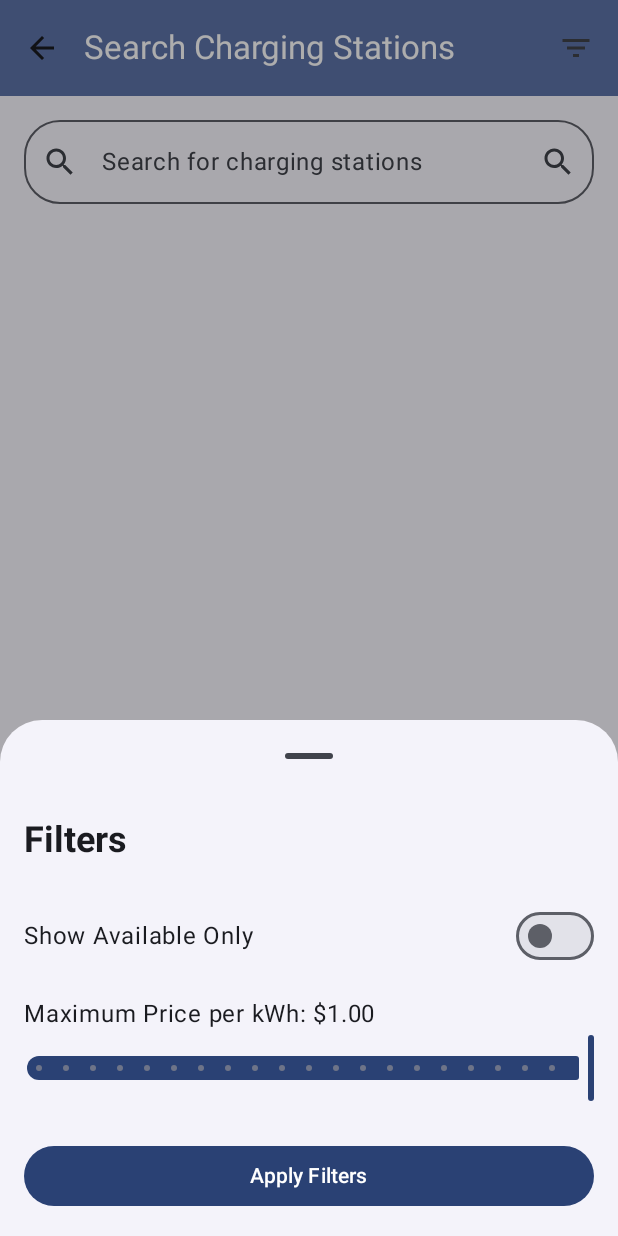
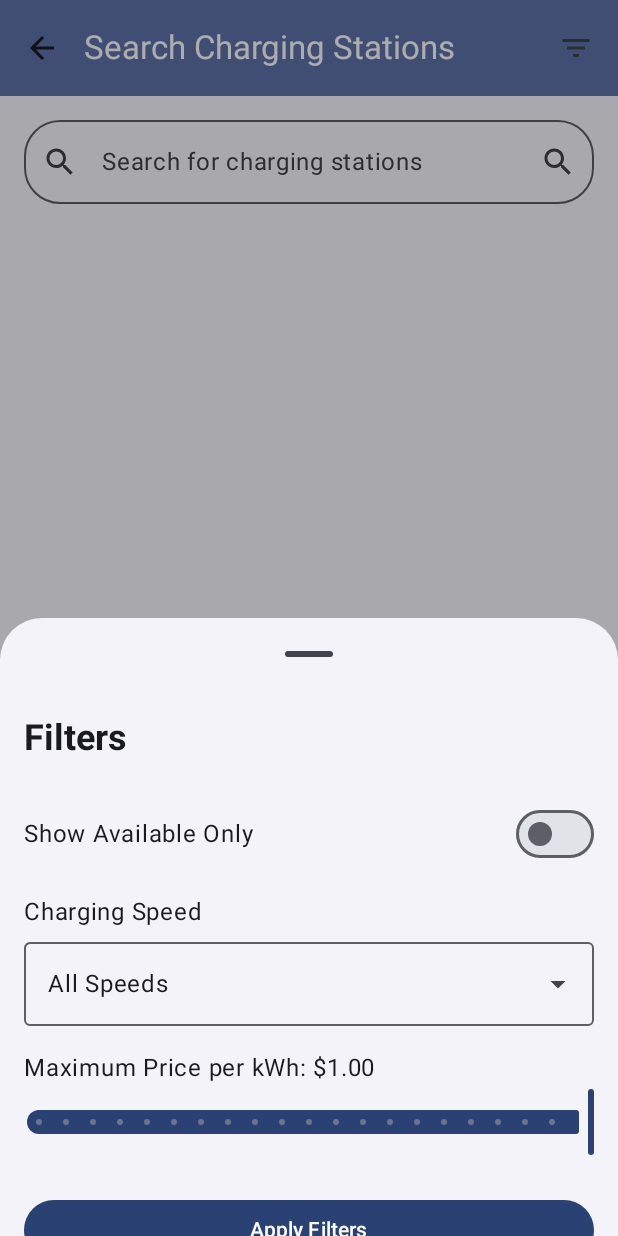
Before and after one commit to guilhermeleitao2002/ChargIST, an Android app built with Jetpack Compose: the SearchScreen screen opened through its navigation route, after a tap on "Filters", on a phone screen of 412 x 824 dp. Run offline under Robolectric (Android 15) with nearby library versions, the phone set to English and light mode, and no system bars; our stand-ins replace Firebase (no records; nobody signed in at launch, a user with empty details on screens opened directly), Room's generated code; pictures from the network do not load; 1 statement that could not run was skipped.

Commit message:
feat(#10): Add Charger Slot Speed filter to SearchScreen

```diff
--- a/app/src/main/java/pt/ist/cmu/chargist/data/repository/FireStoreRepository.kt
+++ b/app/src/main/java/pt/ist/cmu/chargist/data/repository/FireStoreRepository.kt
@@ -270,7 +270,10 @@ class FirestoreChargerRepository(
             }
             println("Charger ${charger.name} matchesPrice=$matchesPrice (maxPrice=$maxPrice)")
 
-            matchesAvailability && matchesPrice
+            val matchesSpeed = chargingSpeed == null || slots.any { it.speed == chargingSpeed }
+            println("Charger ${charger.name} matchesSpeed=$matchesSpeed (chargingSpeed=$chargingSpeed)")
+
+            matchesAvailability && matchesPrice && matchesSpeed
         }
 
         println("Filtered to ${filteredChargers.size} chargers")
--- a/app/src/main/java/pt/ist/cmu/chargist/ui/screens/SearchScreen.kt
+++ b/app/src/main/java/pt/ist/cmu/chargist/ui/screens/SearchScreen.kt
@@ -225,6 +225,59 @@ fun SearchScreen(
                     )
                 }
 
+                // Charging Speed Filter
+                var selectedSpeed by remember { mutableStateOf(searchState.chargingSpeed) }
+                var expanded by remember { mutableStateOf(false) }
+                Column(
+                    modifier = Modifier
+                        .fillMaxWidth()
+                        .padding(vertical = 8.dp)
+                ) {
+                    Text("Charging Speed", modifier = Modifier.padding(bottom = 8.dp))
+                    Box {
+                        OutlinedTextField(
+                            value = selectedSpeed?.name ?: "All Speeds",
+                            onValueChange = {},
+                            modifier = Modifier.fillMaxWidth(),
+                            readOnly = true,
+                            trailingIcon = {
+                                IconButton(onClick = { expanded = true }) {
+                                    Icon(
+                                        if (expanded) Icons.Default.ArrowDropUp else Icons.Default.ArrowDropDown,
+                                        contentDescription = "Toggle dropdown"
+                                    )
+                                }
+                            }
+                        )
+                        DropdownMenu(
+                            expanded = expanded,
+                            onDismissRequest = { expanded = false },
+                            modifier = Modifier.fillMaxWidth()
+                        ) {
+                            DropdownMenuItem(
+                                text = { Text("All Speeds") },
+                                onClick = {
+                                    selectedSpeed = null
+                                    viewModel.updateSearchChargingSpeed(null)
+                                    scope.launch { viewModel.searchChargers() }
+                                    expanded = false
+                                }
+                            )
+                            ChargingSpeed.entries.forEach { speed ->
+                                DropdownMenuItem(
+                                    text = { Text(speed.name) },
+                                    onClick = {
+                                        selectedSpeed = speed
+                                        viewModel.updateSearchChargingSpeed(speed)
+                                        scope.launch { viewModel.searchChargers() }
+                                        expanded = false
+                                    }
+                                )
+                            }
+                        }
+                    }
+                }
+
                 // Price Filter
                 var maxPrice by remember { mutableStateOf(searchState.maxPrice ?: 1.0) }
                 Column(
```
